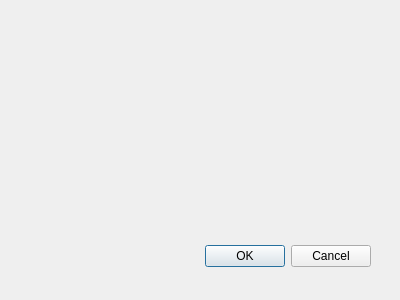
Old version of the form AppDev_QtCreator/CH03_Design_App/QtGuiCalculator/resultdialog.ui in the repository shermannatrix/qt5-dev.
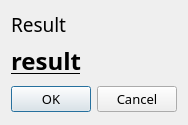
New version of the form.

```diff
--- a/AppDev_QtCreator/CH03_Design_App/QtGuiCalculator/resultdialog.ui
+++ b/AppDev_QtCreator/CH03_Design_App/QtGuiCalculator/resultdialog.ui
@@ -3,34 +3,75 @@
  <comment></comment>
  <exportmacro></exportmacro>
  <class>Dialog</class>
- <widget class="QDialog" name="Dialog" >
-  <property name="geometry" >
+ <widget class="QDialog" name="Dialog">
+  <property name="geometry">
    <rect>
     <x>0</x>
     <y>0</y>
-    <width>400</width>
-    <height>300</height>
+    <width>174</width>
+    <height>109</height>
    </rect>
   </property>
   <property name="windowTitle" >
    <string>Dialog</string>
   </property>
-  <widget class="QDialogButtonBox" name="buttonBox" >
-   <property name="geometry" >
-    <rect>
-     <x>30</x>
-     <y>240</y>
-     <width>341</width>
-     <height>32</height>
-    </rect>
-   </property>
-   <property name="orientation" >
-    <enum>Qt::Horizontal</enum>
-   </property>
-   <property name="standardButtons" >
-    <set>QDialogButtonBox::Cancel|QDialogButtonBox::Ok</set>
-   </property>
-  </widget>
+  <layout class="QVBoxLayout" name="verticalLayout">
+   <item>
+    <layout class="QFormLayout" name="formLayout">
+     <item row="0" column="0">
+      <widget class="QLabel" name="label">
+       <property name="font">
+        <font>
+         <family>Avenir Next</family>
+         <pointsize>14</pointsize>
+        </font>
+       </property>
+       <property name="text">
+        <string>Result</string>
+       </property>
+      </widget>
+     </item>
+     <item row="1" column="0">
+      <widget class="QLabel" name="result">
+       <property name="font">
+        <font>
+         <family>Avenir Next</family>
+         <pointsize>18</pointsize>
+         <weight>75</weight>
+         <bold>true</bold>
+         <underline>true</underline>
+        </font>
+       </property>
+       <property name="text">
+        <string>result</string>
+       </property>
+      </widget>
+     </item>
+    </layout>
+   </item>
+   <item>
+    <widget class="QDialogButtonBox" name="buttonBox">
+     <property name="minimumSize">
+      <size>
+       <width>0</width>
+       <height>30</height>
+      </size>
+     </property>
+     <property name="font">
+      <font>
+       <family>Avenir Next</family>
+       <pointsize>10</pointsize>
+      </font>
+     </property>
+     <property name="orientation">
+      <enum>Qt::Horizontal</enum>
+     </property>
+     <property name="standardButtons">
+      <set>QDialogButtonBox::Cancel|QDialogButtonBox::Ok</set>
+     </property>
+    </widget>
+   </item>
+  </layout>
  </widget>
  <pixmapfunction></pixmapfunction>
  <resources/>
```
Left out of the diff: 18 changed lines with no effect on the pictures.
